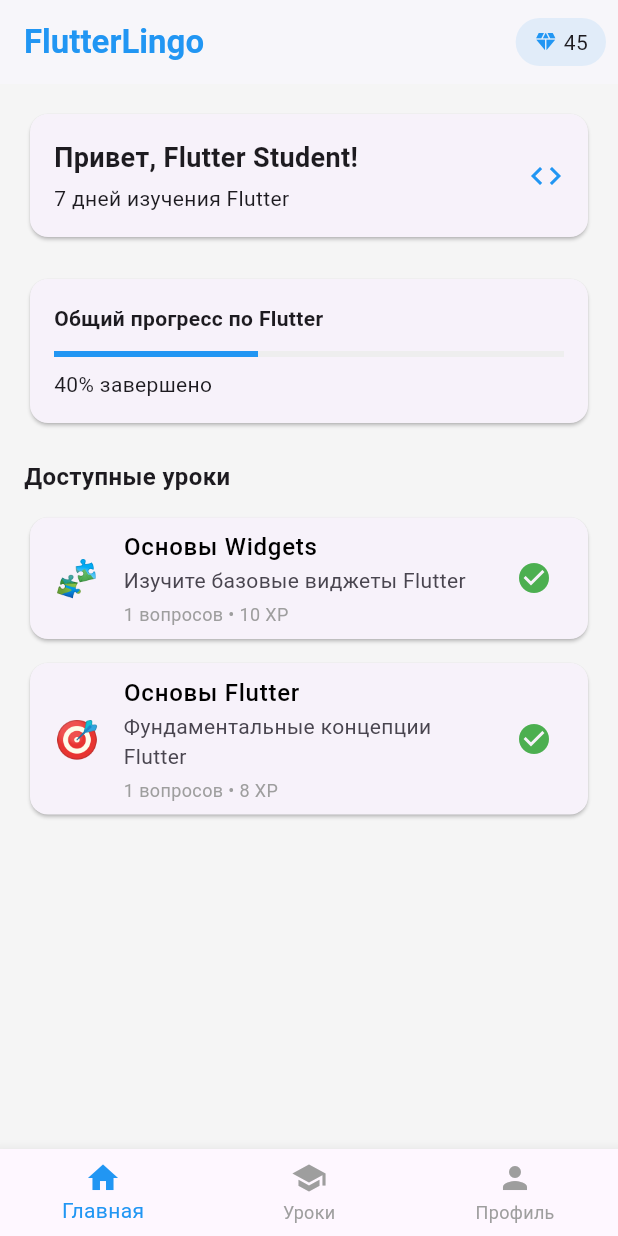
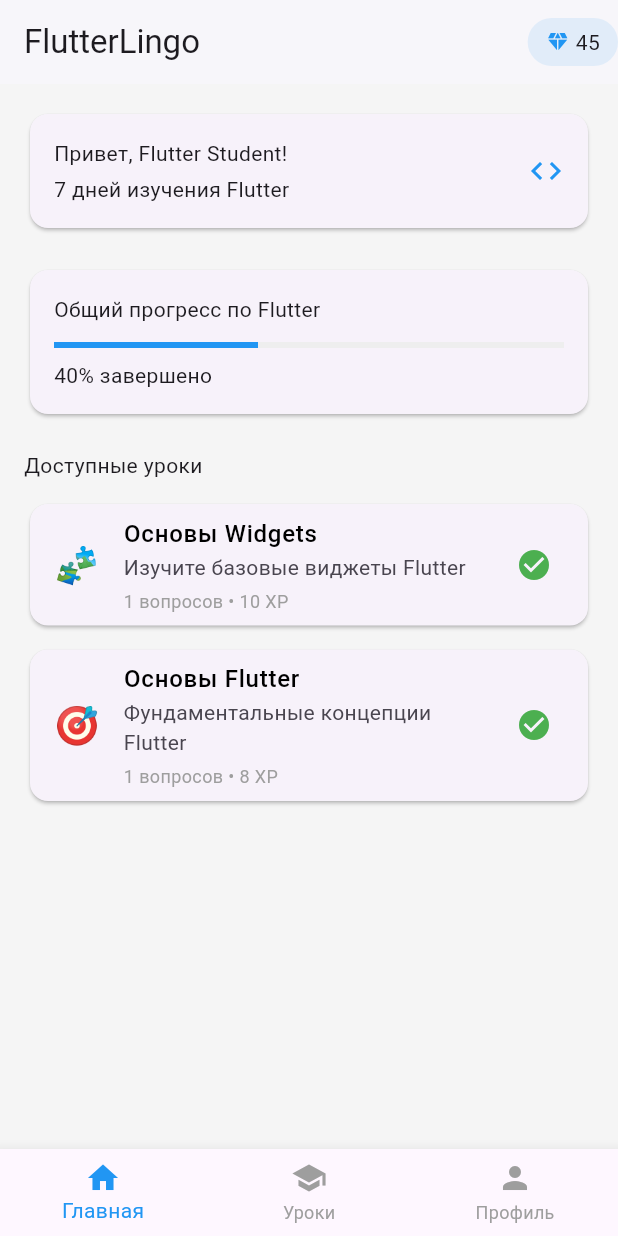
Before and after one commit to MaximYudin17/FlutterLingo, a Flutter app: the screen it shows after launch, on a phone screen of 412 x 824 dp. Run offline on Flutter 3.47's test engine with Material 3 defaults, Android fonts, the phone set to English and light mode, and no system bars.

Commit message:
Initial commit

```diff
--- a/lib/main.dart
+++ b/lib/main.dart
@@ -4,7 +4,7 @@ import 'screens/profile_screen.dart';
 import 'screens/learning_screen.dart';
 
 void main() {
-  runApp(const MyApp());
+  runApp(const MyApp()); // Запуск приложения
 }
 
 class MyApp extends StatelessWidget {
@@ -15,11 +15,11 @@ class MyApp extends StatelessWidget {
     return MaterialApp(
       title: 'FlutterLingo',
       theme: ThemeData(
-        primaryColor: const Color(0xFF2196F3),
-        scaffoldBackgroundColor: const Color(0xFFF5F5F5),
+        primaryColor: const Color(0xFF2196F3),     // Основной синий цвет
+        scaffoldBackgroundColor: const Color(0xFFF5F5F5), // Фон приложения
       ),
-      home: const MainApp(),
-      debugShowCheckedModeBanner: false,
+      home: const MainApp(), // Главный виджет
+      debugShowCheckedModeBanner: false, // Скрыть баннер debug
     );
   }
 }
@@ -32,21 +32,24 @@ class MainApp extends StatefulWidget {
 }
 
 class _MainAppState extends State<MainApp> {
-  int _currentIndex = 0;
+  int _currentIndex = 0; // Текущая выбранная вкладка
 
+  // Список экранов приложения
   final List<Widget> _screens = [
-    const HomeScreen(),
-    const LearningScreen(),
-    const ProfileScreen(),
+    const HomeScreen(),      // Главная страница
+    const LearningScreen(),  // Все уроки
+    const ProfileScreen(),   // Профиль пользователя
   ];
 
   @override
   Widget build(BuildContext context) {
     return Scaffold(
-      body: _screens[_currentIndex],
+      body: _screens[_currentIndex], // Показываем текущий экран
+
+      // Нижняя навигационная панель
       bottomNavigationBar: BottomNavigationBar(
-        currentIndex: _currentIndex,
-        onTap: (index) => setState(() => _currentIndex = index),
+        currentIndex: _currentIndex, // Активная вкладка
+        onTap: (index) => setState(() => _currentIndex = index), // Смена экрана
         items: const [
           BottomNavigationBarItem(
             icon: Icon(Icons.home),
@@ -61,8 +64,8 @@ class _MainAppState extends State<MainApp> {
             label: 'Профиль',
           ),
         ],
-        selectedItemColor: const Color(0xFF2196F3),
-        unselectedItemColor: Colors.grey,
+        selectedItemColor: const Color(0xFF2196F3), // Цвет активной вкладки
+        unselectedItemColor: Colors.grey,           // Цвет неактивных вкладок
       ),
     );
   }
--- a/lib/models/lesson_model.dart
+++ b/lib/models/lesson_model.dart
@@ -1,16 +1,17 @@
 import 'question_model.dart';
 
 class Lesson {
-  final String id;
-  final String title;
-  final String icon;
-  final String category;
-  final int level;
-  final bool isLocked;
-  final int xpReward;
-  final String description;
-  final List<Question> questions;
+  final String id;           // Уникальный ID урока
+  final String title;        // Название урока
+  final String icon;         // Иконка
+  final String category;     // Категория
+  final int level;           // Уровень сложности
+  final bool isLocked;       // Доступен ли урок
+  final int xpReward;        // Награда за прохождение
+  final String description;  // Описание урока
+  final List<Question> questions; // Список вопросов
 
+  // Конструктор - создает объект урока
   Lesson({
     required this.id,
     required this.title,
@@ -23,6 +24,7 @@ class Lesson {
     required this.questions,
   });
 
+  // Фабричный конструктор - создает урок из JSON данных
   factory Lesson.fromJson(Map<String, dynamic> json) {
     return Lesson(
       id: json['id'],
@@ -33,6 +35,7 @@ class Lesson {
       isLocked: json['isLocked'],
       xpReward: json['xpReward'],
       description: json['description'],
+      // Преобразует JSON массив вопросов в список объектов Question
       questions: (json['questions'] as List)
           .map((q) => Question.fromJson(q))
           .toList(),
--- a/lib/models/question_model.dart
+++ b/lib/models/question_model.dart
@@ -1,10 +1,12 @@
 class Question {
-  final String type;
-  final String question;
-  final String correctAnswer;
-  final List<String> options;
-  final String hint;
+  // Поля класса - данные вопроса
+  final String type;           // Тип вопроса (multiple_choice и т.д.)
+  final String question;       // Текст вопроса
+  final String correctAnswer;  // Правильный ответ
+  final List<String> options;  // Варианты ответов
+  final String hint;           // Подсказка при ошибке
 
+  // Конструктор - создает объект вопроса
   Question({
     required this.type,
     required this.question,
@@ -13,11 +15,13 @@ class Question {
     required this.hint,
   });
 
+  // Фабричный конструктор - создает вопрос из JSON данных
   factory Question.fromJson(Map<String, dynamic> json) {
     return Question(
       type: json['type'],
       question: json['question'],
       correctAnswer: json['correctAnswer'],
+      // Преобразует JSON массив в List<String>
       options: List<String>.from(json['options']),
       hint: json['hint'],
     );
--- a/lib/models/user_model.dart
+++ b/lib/models/user_model.dart
@@ -1,13 +1,15 @@
 class User {
-  String name;
-  String email;
-  int streak;
-  int lingots;
-  int hearts;
-  int xp;
-  Map<String, int> languageProgress;
-  List<String> completedLessons;
+  // Поля класса - данные пользователя
+  String name;                    // Имя пользователя
+  String email;                   // Email
+  int streak;                     // Дней подряд (как в Duolingo)
+  int lingots;                    // Игровая валюта
+  int hearts;                     // Жизни/попытки
+  int xp;                         // Опыт
+  Map<String, int> languageProgress; // Прогресс по темам
+  List<String> completedLessons;  // Завершенные уроки
 
+  // Конструктор - создает объект пользователя
   User({
     required this.name,
     required this.email,
@@ -19,5 +21,6 @@ class User {
     required this.completedLessons,
   });
 
+  // Геттер уровня - вычисляется на основе опыта
   int get level => (xp / 100).floor();
 }
--- a/lib/screens/home_screen.dart
+++ b/lib/screens/home_screen.dart
@@ -10,25 +10,19 @@ class HomeScreen extends StatelessWidget {
 
   @override
   Widget build(BuildContext context) {
-    final user = DataService.userData;
-    final progress = user.languageProgress['widgets'] ?? 0;
+    final user = DataService.userData; // Данные пользователя
+    final progress = user.languageProgress['widgets'] ?? 0; // Прогресс
 
     return Scaffold(
       backgroundColor: const Color(0xFFF5F5F5),
       appBar: AppBar(
-        title: const Text(
-          'FlutterLingo',
-          style: TextStyle(
-            fontWeight: FontWeight.bold,
-            color: Color(0xFF2196F3),
-          ),
-        ),
+        title: const Text('FlutterLingo'),
         backgroundColor: Colors.white,
         elevation: 1,
         actions: [
+          // Виджет валюты (lingots)
           Container(
             padding: const EdgeInsets.symmetric(horizontal: 12, vertical: 6),
-            margin: const EdgeInsets.only(right: 8),
             decoration: BoxDecoration(
               color: const Color(0xFF2196F3).withOpacity(0.1),
               borderRadius: BorderRadius.circular(16),
@@ -37,29 +31,30 @@ class HomeScreen extends StatelessWidget {
               children: [
                 const Icon(Icons.diamond, color: Color(0xFF2196F3), size: 16),
                 const SizedBox(width: 4),
-                Text('${user.lingots}'),
+                Text('${user.lingots}'), // Количество lingots
               ],
             ),
           ),
         ],
       ),
+      // Загрузка уроков асинхронно
       body: FutureBuilder<List<Lesson>>(
         future: DataService.loadLessons(),
         builder: (context, snapshot) {
           if (snapshot.connectionState == ConnectionState.waiting) {
-            return const Center(child: CircularProgressIndicator());
+            return const Center(child: CircularProgressIndicator()); // Индикатор загрузки
           }
 
-          final lessons = snapshot.data ?? [];
+          final lessons = snapshot.data ?? []; // Уроки или пустой список
 
           return ListView(
             padding: const EdgeInsets.all(16),
             children: [
-              _buildWelcomeSection(user),
+              _buildWelcomeSection(user),     // Приветствие
               const SizedBox(height: 20),
-              _buildProgressSection(progress),
+              _buildProgressSection(progress), // Прогресс-бар
               const SizedBox(height: 20),
-              _buildLessonsSection(lessons, user, context),
+              _buildLessonsSection(lessons, user, context), // Список уроков
             ],
           );
         },
@@ -67,6 +62,7 @@ class HomeScreen extends StatelessWidget {
     );
   }
 
+  // Приветственная секция
   Widget _buildWelcomeSection(User user) {
     return Card(
       child: Padding(
@@ -77,25 +73,20 @@ class HomeScreen extends StatelessWidget {
               child: Column(
                 crossAxisAlignment: CrossAxisAlignment.start,
                 children: [
-                  Text(
-                    'Привет, ${user.name}!',
-                    style: const TextStyle(
-                      fontSize: 18,
-                      fontWeight: FontWeight.bold,
-                    ),
-                  ),
+                  Text('Привет, ${user.name}!'), // Имя пользователя
                   const SizedBox(height: 4),
-                  Text('${user.streak} дней изучения Flutter'),
+                  Text('${user.streak} дней изучения Flutter'), // Дней подряд
                 ],
               ),
             ),
-            const Icon(Icons.code, color: Color(0xFF2196F3)),
+            const Icon(Icons.code, color: Color(0xFF2196F3)), // Иконка
           ],
         ),
       ),
     );
   }
 
+  // Секция прогресса
   Widget _buildProgressSection(int progress) {
     return Card(
       child: Padding(
@@ -103,34 +94,29 @@ class HomeScreen extends StatelessWidget {
         child: Column(
           crossAxisAlignment: CrossAxisAlignment.start,
           children: [
-            const Text(
-              'Общий прогресс по Flutter',
-              style: TextStyle(fontWeight: FontWeight.bold),
-            ),
+            const Text('Общий прогресс по Flutter'),
             const SizedBox(height: 12),
             LinearProgressIndicator(
-              value: progress / 100,
+              value: progress / 100, // Прогресс от 0 до 1
               backgroundColor: Colors.grey[200],
               color: const Color(0xFF2196F3),
             ),
             const SizedBox(height: 8),
-            Text('$progress% завершено'),
+            Text('$progress% завершено'), // Процент завершения
           ],
         ),
       ),
     );
   }
 
-  // В методе _buildLessonsSection измените:
+  // Секция с уроками
   Widget _buildLessonsSection(List<Lesson> lessons, User user, BuildContext context) {
     return Column(
       crossAxisAlignment: CrossAxisAlignment.start,
       children: [
-      const Text(
-        'Доступные уроки',
-        style: TextStyle(fontSize: 16, fontWeight: FontWeight.bold),
-      ),
+        const Text('Доступные уроки'),
         const SizedBox(height: 12),
+        // Только незаблокированные уроки
         ...lessons.where((lesson) => !lesson.isLocked).map((lesson) {
           final isCompleted = user.completedLessons.contains(lesson.id);
           return Padding(
@@ -139,14 +125,13 @@ Widget _buildLessonsSection(List<Lesson> lessons, User user, BuildContext contex
               lesson: lesson,
               isCompleted: isCompleted,
               onTap: () {
-              if (!lesson.isLocked) {
+                // Переход к экрану урока
                 Navigator.push(
                   context,
                   MaterialPageRoute(
                     builder: (context) => LessonScreen(lesson: lesson),
                   ),
                 );
-              }
               },
             ),
           );
--- a/lib/screens/learning_screen.dart
+++ b/lib/screens/learning_screen.dart
@@ -10,27 +10,31 @@ class LearningScreen extends StatelessWidget {
 
   @override
   Widget build(BuildContext context) {
-    final user = DataService.userData;
+    final user = DataService.userData; // Данные пользователя
 
     return Scaffold(
       backgroundColor: const Color(0xFFF5F5F5),
       appBar: AppBar(
-        title: const Text('Все уроки'),
+        title: const Text('Все уроки'), // Заголовок
         backgroundColor: Colors.white,
         elevation: 1,
       ),
+      // Асинхронная загрузка уроков
       body: FutureBuilder<List<Lesson>>(
         future: DataService.loadLessons(),
         builder: (context, snapshot) {
+          // Показ индикатора загрузки
           if (snapshot.connectionState == ConnectionState.waiting) {
             return const Center(child: CircularProgressIndicator());
           }
 
-          final lessons = snapshot.data ?? [];
+          final lessons = snapshot.data ?? []; // Все уроки
 
+          // Список всех уроков
           return ListView(
             padding: const EdgeInsets.all(16),
             children: [
+              // Каждый урок как карточка
               ...lessons.map((lesson) {
                 final isCompleted = user.completedLessons.contains(lesson.id);
                 return Padding(
@@ -39,6 +43,7 @@ class LearningScreen extends StatelessWidget {
                     lesson: lesson,
                     isCompleted: isCompleted,
                     onTap: () {
+                      // Переход к уроку если не заблокирован
                       if (!lesson.isLocked) {
                         Navigator.push(
                           context,
--- a/lib/screens/lesson_screen.dart
+++ b/lib/screens/lesson_screen.dart
@@ -3,7 +3,7 @@ import '../models/lesson_model.dart';
 import '../models/question_model.dart';
 
 class LessonScreen extends StatefulWidget {
-  final Lesson lesson;
+  final Lesson lesson; // Урок для прохождения
 
   const LessonScreen({super.key, required this.lesson});
 
@@ -12,27 +12,30 @@ class LessonScreen extends StatefulWidget {
 }
 
 class _LessonScreenState extends State<LessonScreen> {
-  int currentQuestionIndex = 0;
-  String? selectedAnswer;
-  bool showHint = false;
-  bool isCompleted = false;
+  int currentQuestionIndex = 0;     // Текущий вопрос
+  String? selectedAnswer;           // Выбранный ответ
+  bool showHint = false;            // Показывать подсказку
+  bool isCompleted = false;         // Урок завершен
 
+  // Текущий вопрос
   Question get currentQuestion => widget.lesson.questions[currentQuestionIndex];
 
+  // Проверка ответа
   void checkAnswer() {
     if (selectedAnswer == currentQuestion.correctAnswer) {
       setState(() {
+        // Следующий вопрос или завершение
         if (currentQuestionIndex < widget.lesson.questions.length - 1) {
           currentQuestionIndex++;
           selectedAnswer = null;
           showHint = false;
         } else {
-          isCompleted = true;
+          isCompleted = true; // Все вопросы пройдены
         }
       });
     } else {
       setState(() {
-        showHint = true;
+        showHint = true; // Показать подсказку при ошибке
       });
     }
   }
@@ -50,12 +53,14 @@ class _LessonScreenState extends State<LessonScreen> {
         child: Column(
           crossAxisAlignment: CrossAxisAlignment.start,
           children: [
+            // Прогресс-бар урока
             LinearProgressIndicator(
               value: (currentQuestionIndex + 1) / widget.lesson.questions.length,
               color: const Color(0xFF2196F3),
             ),
             const SizedBox(height: 20),
 
+            // Экран вопроса или завершения
             if (isCompleted)
               _buildCompletionScreen()
             else
@@ -66,23 +71,21 @@ class _LessonScreenState extends State<LessonScreen> {
     );
   }
 
+  // Экран вопроса
   Widget _buildQuestionScreen() {
     return Expanded(
       child: Column(
         crossAxisAlignment: CrossAxisAlignment.start,
         children: [
-          Text(
-            'Вопрос ${currentQuestionIndex + 1}/${widget.lesson.questions.length}',
-            style: const TextStyle(fontSize: 16, color: Colors.grey),
-          ),
+          // Номер вопроса
+          Text('Вопрос ${currentQuestionIndex + 1}/${widget.lesson.questions.length}'),
           const SizedBox(height: 16),
 
-          Text(
-            currentQuestion.question,
-            style: const TextStyle(fontSize: 18, fontWeight: FontWeight.bold),
-          ),
+          // Текст вопроса
+          Text(currentQuestion.question),
           const SizedBox(height: 24),
 
+          // Варианты ответов
           ...currentQuestion.options.map((option) => Padding(
             padding: const EdgeInsets.only(bottom: 8),
             child: _buildOptionButton(option),
@@ -90,6 +93,7 @@ class _LessonScreenState extends State<LessonScreen> {
 
           const Spacer(),
 
+          // Подсказка при ошибке
           if (showHint)
             Container(
               padding: const EdgeInsets.all(12),
@@ -108,34 +112,35 @@ class _LessonScreenState extends State<LessonScreen> {
 
           const SizedBox(height: 16),
 
+          // Кнопка проверки
           ElevatedButton(
             onPressed: selectedAnswer != null ? checkAnswer : null,
             style: ElevatedButton.styleFrom(
               backgroundColor: const Color(0xFF2196F3),
               minimumSize: const Size(double.infinity, 50),
             ),
-            child: const Text('Проверить', style: TextStyle(color: Colors.white)),
+            child: const Text('Проверить'),
           ),
         ],
       ),
     );
   }
 
+  // Кнопка варианта ответа
   Widget _buildOptionButton(String option) {
     final isSelected = selectedAnswer == option;
     return OutlinedButton(
       onPressed: () => setState(() => selectedAnswer = option),
       style: OutlinedButton.styleFrom(
         backgroundColor: isSelected ? const Color(0xFF2196F3).withOpacity(0.1) : null,
-        side: BorderSide(
-          color: isSelected ? const Color(0xFF2196F3) : Colors.grey,
-        ),
+        side: BorderSide(color: isSelected ? const Color(0xFF2196F3) : Colors.grey),
         minimumSize: const Size(double.infinity, 50),
       ),
       child: Text(option, textAlign: TextAlign.center),
     );
   }
 
+  // Экран завершения урока
   Widget _buildCompletionScreen() {
     return Expanded(
       child: Column(
@@ -143,23 +148,17 @@ class _LessonScreenState extends State<LessonScreen> {
         children: [
           const Icon(Icons.check_circle, color: Colors.green, size: 80),
           const SizedBox(height: 20),
-          const Text(
-            'Урок завершен!',
-            style: TextStyle(fontSize: 24, fontWeight: FontWeight.bold),
-          ),
+          const Text('Урок завершен!'),
           const SizedBox(height: 16),
-          Text(
-            '+${widget.lesson.xpReward} XP',
-            style: const TextStyle(fontSize: 18, color: Colors.green),
-          ),
+          Text('+${widget.lesson.xpReward} XP'), // Награда
           const SizedBox(height: 32),
           ElevatedButton(
-            onPressed: () => Navigator.pop(context),
+            onPressed: () => Navigator.pop(context), // Возврат
             style: ElevatedButton.styleFrom(
               backgroundColor: const Color(0xFF2196F3),
               minimumSize: const Size(200, 50),
             ),
-            child: const Text('Вернуться', style: TextStyle(color: Colors.white)),
+            child: const Text('Вернуться'),
           ),
         ],
       ),
--- a/lib/screens/profile_screen.dart
+++ b/lib/screens/profile_screen.dart
@@ -19,6 +19,7 @@ class ProfileScreen extends StatelessWidget {
       body: ListView(
         padding: const EdgeInsets.all(16),
         children: [
+          // Информация о пользователе
           Card(
             child: Padding(
               padding: const EdgeInsets.all(16),
@@ -28,7 +29,7 @@ class ProfileScreen extends StatelessWidget {
                     backgroundColor: const Color(0xFF2196F3),
                     radius: 40,
                     child: Text(
-                      user.name[0],
+                      user.name[0], // Первая буква имени
                       style: const TextStyle(
                         fontSize: 24,
                         color: Colors.white,
@@ -57,7 +58,10 @@ class ProfileScreen extends StatelessWidget {
               ),
             ),
           ),
+
           const SizedBox(height: 16),
+
+          // Статистика
           Card(
             child: Padding(
               padding: const EdgeInsets.all(16),
@@ -81,7 +85,10 @@ class ProfileScreen extends StatelessWidget {
               ),
             ),
           ),
+
           const SizedBox(height: 16),
+
+          // Настройки
           Card(
             child: Column(
               children: [
--- a/lib/services/data_services.dart
+++ b/lib/services/data_services.dart
@@ -5,30 +5,45 @@ import '../models/lesson_model.dart';
 import '../models/question_model.dart';
 
 class DataService {
+  // Статические данные пользователя
   static User get userData => User(
     name: 'Flutter Student',
     email: 'student@flutter.com',
-    streak: 7,
-    lingots: 45,
-    hearts: 5,
-    xp: 1250,
-    languageProgress: {'widgets': 40, 'state': 25, 'layout': 30, 'basics': 50, 'navigation': 10},
-    completedLessons: ['widgets_basics', 'flutter_basics'],
+    streak: 7,           // Дней подряд
+    lingots: 45,         // Игровая валюта
+    hearts: 5,           // Жизни
+    xp: 1250,            // Опыт
+    languageProgress: {  // Прогресс по темам
+      'widgets': 40,
+      'state': 25,
+      'layout': 30,
+      'basics': 50,
+      'navigation': 10
+    },
+    completedLessons: ['widgets_basics', 'flutter_basics'], // Завершенные уроки
   );
 
+  // Загрузка уроков из JSON файла
   static Future<List<Lesson>> loadLessons() async {
     try {
+      // Чтение JSON файла из assets
       final String jsonString = await rootBundle.loadString('assets/data/lessons.json');
+
+      // Декодирование JSON
       final Map<String, dynamic> jsonData = json.decode(jsonString);
 
+      // Преобразование JSON в список уроков
       final List<dynamic> lessonsJson = jsonData['lessons'];
       return lessonsJson.map((lessonJson) => Lesson.fromJson(lessonJson)).toList();
     } catch (e) {
       print('Error loading JSON: $e');
+
+      // Fallback данные при ошибке загрузки
       return _getDefaultLessons();
     }
   }
 
+  // Резервные уроки (если JSON не загрузился)
   static List<Lesson> _getDefaultLessons() {
     return [
       Lesson(
--- a/lib/widgets/lesson_card.dart
+++ b/lib/widgets/lesson_card.dart
@@ -2,9 +2,9 @@ import 'package:flutter/material.dart';
 import '../models/lesson_model.dart';
 
 class LessonCard extends StatelessWidget {
-  final Lesson lesson;
-  final bool isCompleted;
-  final VoidCallback onTap;
+  final Lesson lesson;      // Данные урока
+  final bool isCompleted;  // Завершен ли урок
+  final VoidCallback onTap;// Обработчик нажатия
 
   const LessonCard({
     super.key,
@@ -18,31 +18,40 @@ class LessonCard extends StatelessWidget {
     return Card(
       elevation: 1,
       child: ListTile(
+        // Иконка урока
         leading: Text(lesson.icon, style: const TextStyle(fontSize: 24)),
+
+        // Название урока
         title: Text(
           lesson.title,
           style: TextStyle(
             fontWeight: FontWeight.w500,
-            color: lesson.isLocked ? Colors.grey : Colors.black,
+            color: lesson.isLocked ? Colors.grey : Colors.black, // Серый если заблокирован
           ),
         ),
+
+        // Описание и детали
         subtitle: Column(
           crossAxisAlignment: CrossAxisAlignment.start,
           children: [
-            Text(lesson.description),
+            Text(lesson.description), // Описание урока
             const SizedBox(height: 4),
             Text(
-              '${lesson.questions.length} вопросов • ${lesson.xpReward} XP',
+              '${lesson.questions.length} вопросов • ${lesson.xpReward} XP', // Количество вопросов и награда
               style: const TextStyle(fontSize: 12, color: Colors.grey),
             ),
           ],
         ),
+
+        // Иконка статуса
         trailing: lesson.isLocked
-            ? const Icon(Icons.lock, color: Colors.grey)
+            ? const Icon(Icons.lock, color: Colors.grey) // Замок для заблокированных
             : Icon(
-                isCompleted ? Icons.check_circle : Icons.play_arrow,
+                isCompleted ? Icons.check_circle : Icons.play_arrow, // Галочка или стрелка
                 color: isCompleted ? Colors.green : const Color(0xFF2196F3),
               ),
+
+        // Обработчик нажатия (отключен для заблокированных)
         onTap: lesson.isLocked ? null : onTap,
       ),
     );
```
Lines whose indentation alone changed are shown as unchanged.
